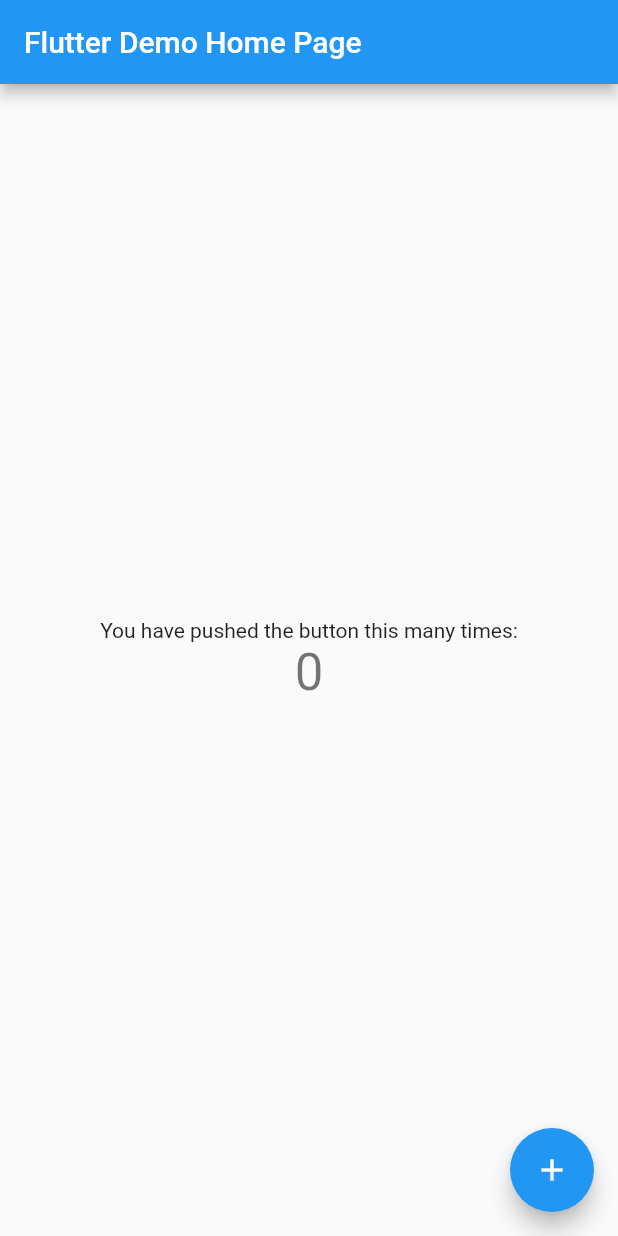
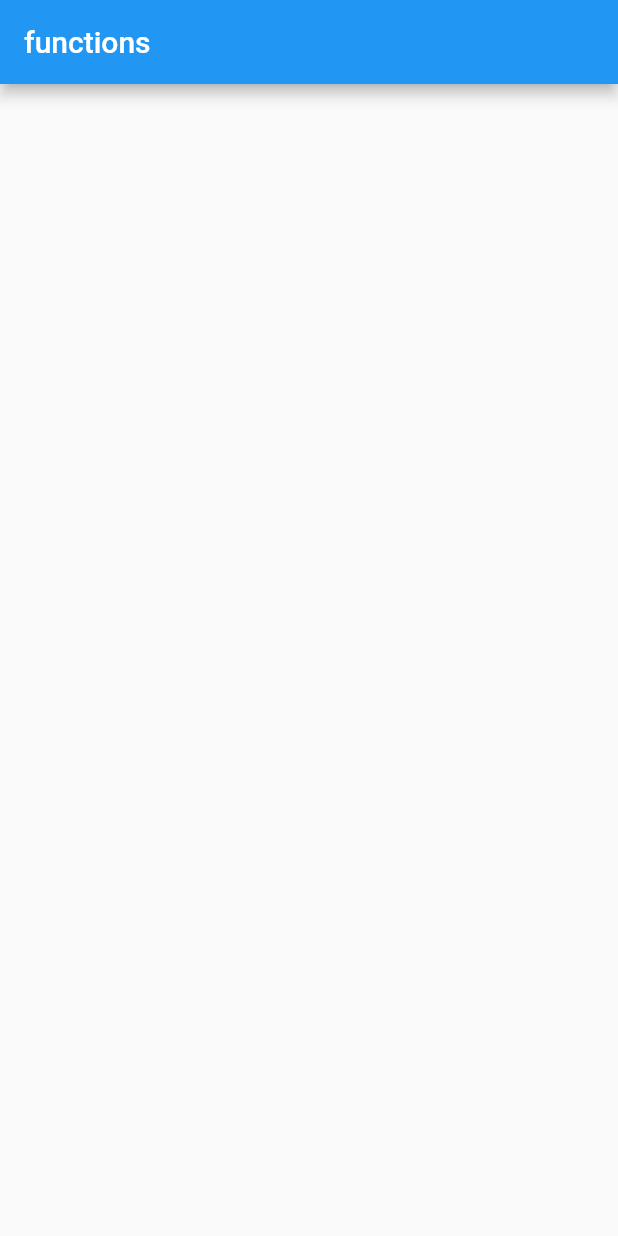
Before and after one commit to KonnoHaruto/cloud_functions_playground, a Flutter app: the screen it shows after launch, on a phone screen of 412 x 824 dp. Run offline on Flutter 3.47's test engine with Material 2 defaults, Android fonts, the phone set to English and light mode, and no system bars; our stand-ins replace firebase_core; accounts and stored records are empty.

Commit message:
feat(*): add packages

```diff
--- a/lib/main.dart
+++ b/lib/main.dart
@@ -1,115 +1,10 @@
+import 'package:firebase_core/firebase_core.dart';
 import 'package:flutter/material.dart';
 
-void main() {
+import 'my_app.dart';
+
+void main() async {
+  WidgetsFlutterBinding.ensureInitialized();
+  await Firebase.initializeApp();
   runApp(const MyApp());
 }
-
-class MyApp extends StatelessWidget {
-  const MyApp({Key? key}) : super(key: key);
-
-  // This widget is the root of your application.
-  @override
-  Widget build(BuildContext context) {
-    return MaterialApp(
-      title: 'Flutter Demo',
-      theme: ThemeData(
-        // This is the theme of your application.
-        //
-        // Try running your application with "flutter run". You'll see the
-        // application has a blue toolbar. Then, without quitting the app, try
-        // changing the primarySwatch below to Colors.green and then invoke
-        // "hot reload" (press "r" in the console where you ran "flutter run",
-        // or simply save your changes to "hot reload" in a Flutter IDE).
-        // Notice that the counter didn't reset back to zero; the application
-        // is not restarted.
-        primarySwatch: Colors.blue,
-      ),
-      home: const MyHomePage(title: 'Flutter Demo Home Page'),
-    );
-  }
-}
-
-class MyHomePage extends StatefulWidget {
-  const MyHomePage({Key? key, required this.title}) : super(key: key);
-
-  // This widget is the home page of your application. It is stateful, meaning
-  // that it has a State object (defined below) that contains fields that affect
-  // how it looks.
-
-  // This class is the configuration for the state. It holds the values (in this
-  // case the title) provided by the parent (in this case the App widget) and
-  // used by the build method of the State. Fields in a Widget subclass are
-  // always marked "final".
-
-  final String title;
-
-  @override
-  State<MyHomePage> createState() => _MyHomePageState();
-}
-
-class _MyHomePageState extends State<MyHomePage> {
-  int _counter = 0;
-
-  void _incrementCounter() {
-    setState(() {
-      // This call to setState tells the Flutter framework that something has
-      // changed in this State, which causes it to rerun the build method below
-      // so that the display can reflect the updated values. If we changed
-      // _counter without calling setState(), then the build method would not be
-      // called again, and so nothing would appear to happen.
-      _counter++;
-    });
-  }
-
-  @override
-  Widget build(BuildContext context) {
-    // This method is rerun every time setState is called, for instance as done
-    // by the _incrementCounter method above.
-    //
-    // The Flutter framework has been optimized to make rerunning build methods
-    // fast, so that you can just rebuild anything that needs updating rather
-    // than having to individually change instances of widgets.
-    return Scaffold(
-      appBar: AppBar(
-        // Here we take the value from the MyHomePage object that was created by
-        // the App.build method, and use it to set our appbar title.
-        title: Text(widget.title),
-      ),
-      body: Center(
-        // Center is a layout widget. It takes a single child and positions it
-        // in the middle of the parent.
-        child: Column(
-          // Column is also a layout widget. It takes a list of children and
-          // arranges them vertically. By default, it sizes itself to fit its
-          // children horizontally, and tries to be as tall as its parent.
-          //
-          // Invoke "debug painting" (press "p" in the console, choose the
-          // "Toggle Debug Paint" action from the Flutter Inspector in Android
-          // Studio, or the "Toggle Debug Paint" command in Visual Studio Code)
-          // to see the wireframe for each widget.
-          //
-          // Column has various properties to control how it sizes itself and
-          // how it positions its children. Here we use mainAxisAlignment to
-          // center the children vertically; the main axis here is the vertical
-          // axis because Columns are vertical (the cross axis would be
-          // horizontal).
-          mainAxisAlignment: MainAxisAlignment.center,
-          children: <Widget>[
-            const Text(
-              'You have pushed the button this many times:',
-            ),
-            Text(
-              '$_counter',
-              style: Theme.of(context).textTheme.headline4,
-            ),
-          ],
-        ),
-      ),
-      floatingActionButton: FloatingActionButton(
-        onPressed: _incrementCounter,
-        tooltip: 'Increment',
-        child: const Icon(Icons.add),
-      ), // This trailing comma makes auto-formatting nicer for build methods.
-    );
-  }
-}
--- /dev/null
+++ b/lib/my_app.dart
@@ -0,0 +1,18 @@
+import 'package:flutter/material.dart';
+
+import 'view/home_screen.dart';
+
+class MyApp extends StatelessWidget {
+  const MyApp({Key? key}) : super(key: key);
+
+  @override
+  Widget build(BuildContext context) {
+    return MaterialApp(
+      title: 'Flutter Demo',
+      theme: ThemeData(
+        primarySwatch: Colors.blue,
+      ),
+      home: const HomeScreen(),
+    );
+  }
+}
--- /dev/null
+++ b/lib/view/home_screen.dart
@@ -0,0 +1,14 @@
+import 'package:flutter/material.dart';
+
+class HomeScreen extends StatelessWidget {
+  const HomeScreen({ Key? key }) : super(key: key);
+
+  @override
+  Widget build(BuildContext context) {
+    return Scaffold(
+      appBar: AppBar(
+        title: const Text('functions'),
+      ),
+    );
+  }
+}
```
Also changed, not shown: pubspec.yaml (+2 -63 lines), pubspec.lock, 4 other files.
